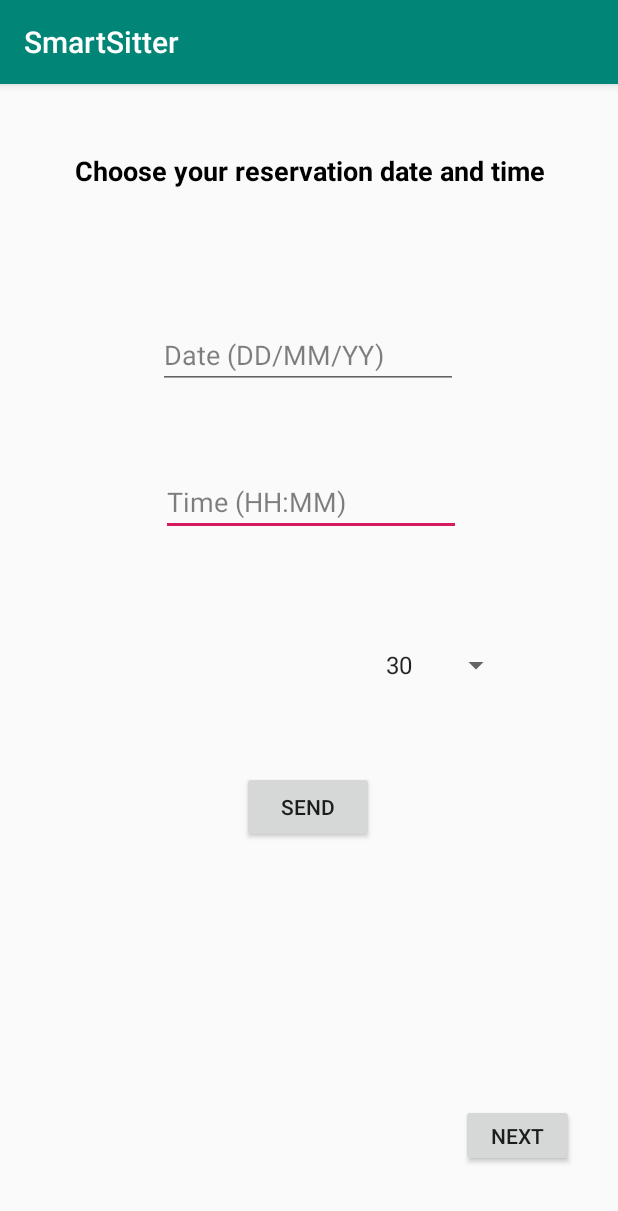
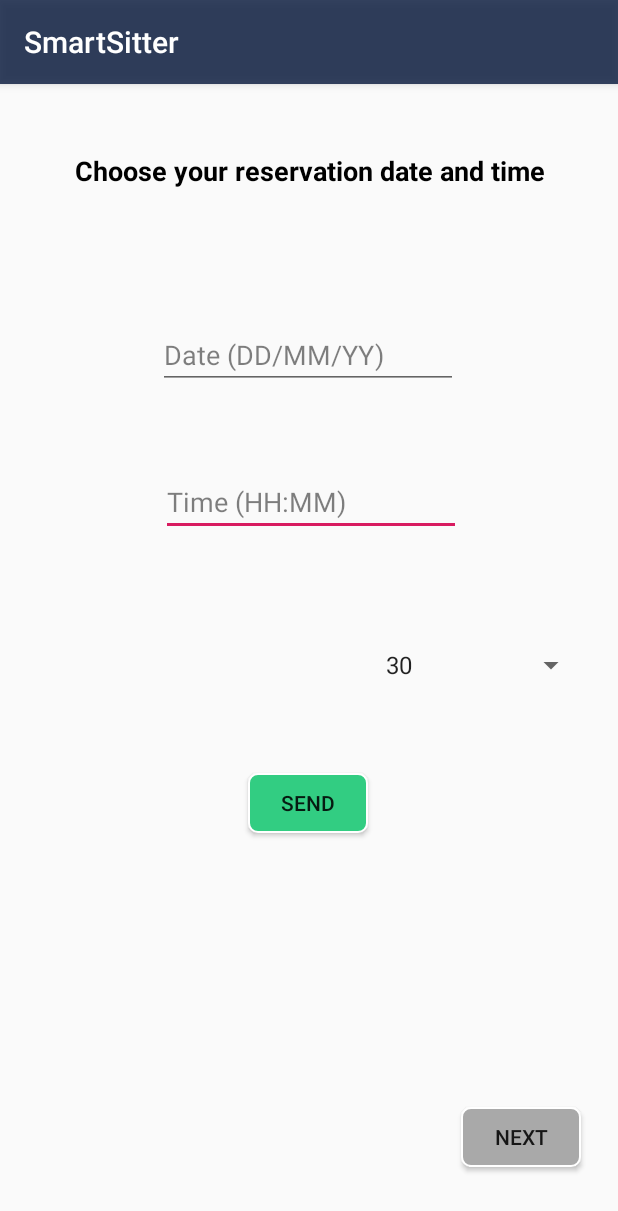
Before and after one commit to LilachGr/SmartSitterProject, an Android app: the ReservationFirstStepActivity screen opened directly, with no data from a screen before it, on a phone screen of 412 x 824 dp. Shown: the top 1211 px of the screen. Run offline under Robolectric (Android 15) with nearby library versions, the light colour scheme and no system bars; libraries missing offline, so code that uses them is left out: com.fasterxml.jackson, kotlin.reflect.jvm.

Commit message:
change buttons design

```diff
--- a/SmartSitterClient/app/src/main/java/com/example/smartsitterclient/ReservationLayoutLab.kt
+++ b/SmartSitterClient/app/src/main/java/com/example/smartsitterclient/ReservationLayoutLab.kt
@@ -36,7 +36,7 @@ class ReservationLayoutLab : AppCompatActivity(), View.OnClickListener {
 
 
     private fun functionPerChair(chairId: String, localViewChosenChairId: TextView) {
-        val temp = "chosen chair: $chairId"
+        val temp = ", chosen chair: $chairId"
         localViewChosenChairId.text = temp
     }
 
--- /dev/null
+++ b/SmartSitterClient/app/src/main/res/drawable/next_button_default.xml
@@ -0,0 +1,8 @@
+<?xml version="1.0" encoding="utf-8"?>
+<shape xmlns:android="http://schemas.android.com/apk/res/android"
+    android:shape="rectangle">
+    <solid android:color="#A9A9A9"/>
+    <size android:height="80dp" android:width="40dp"/>
+    <corners android:radius="6dp"/>
+    <stroke android:width="1dp" android:color="#ffff"/>
+</shape>
--- /dev/null
+++ b/SmartSitterClient/app/src/main/res/drawable/next_custom_button.xml
@@ -0,0 +1,4 @@
+<?xml version="1.0" encoding="utf-8"?>
+<selector xmlns:android="http://schemas.android.com/apk/res/android">
+    <item android:drawable="@drawable/next_button_default" />
+</selector>
--- /dev/null
+++ b/SmartSitterClient/app/src/main/res/drawable/send_button_default.xml
@@ -0,0 +1,8 @@
+<?xml version="1.0" encoding="utf-8"?>
+<shape xmlns:android="http://schemas.android.com/apk/res/android"
+    android:shape="rectangle">
+    <solid android:color="#32CD82"/>
+    <size android:height="80dp" android:width="40dp"/>
+    <corners android:radius="6dp"/>
+    <stroke android:width="1dp" android:color="#ffff"/>
+</shape>
--- /dev/null
+++ b/SmartSitterClient/app/src/main/res/drawable/send_custom_button.xml
@@ -0,0 +1,4 @@
+<?xml version="1.0" encoding="utf-8"?>
+<selector xmlns:android="http://schemas.android.com/apk/res/android">
+    <item android:drawable="@drawable/send_button_default" />
+</selector>
--- a/SmartSitterClient/app/src/main/res/layout/activity_main.xml
+++ b/SmartSitterClient/app/src/main/res/layout/activity_main.xml
@@ -25,8 +25,9 @@
 
     <Button
             android:text="@string/reservation"
-            android:layout_width="wrap_content"
-            android:layout_height="wrap_content"
+            android:layout_width="120dp"
+            android:layout_height="40dp"
+            android:background="@drawable/send_custom_button"
             android:textAlignment="center"
             android:id="@+id/button1" app:layout_constraintTop_toTopOf="parent"
             android:layout_marginTop="539dp" android:layout_marginEnd="157dp" android:layout_marginRight="157dp"
--- a/SmartSitterClient/app/src/main/res/layout/activity_reservation_first_step.xml
+++ b/SmartSitterClient/app/src/main/res/layout/activity_reservation_first_step.xml
@@ -53,7 +53,7 @@
             app:layout_constraintVertical_bias="1.0"/>
 
     <Spinner
-            android:layout_width="100dp"
+            android:layout_width="150dp"
             android:layout_height="wrap_content"
             android:id="@+id/spinner_duration_layout"
             android:layout_marginEnd="96dp" android:layout_marginRight="96dp"
@@ -76,8 +76,10 @@
             app:layout_constraintVertical_bias="0.12"/>
     <Button
             android:id="@+id/send_reservation"
-            android:layout_width="wrap_content"
-            android:layout_height="wrap_content"
+            android:layout_width="80dp"
+            android:layout_height="40dp"
+            android:background="@drawable/send_custom_button"
+            android:textAlignment="center"
             android:text="@string/send"
             app:layout_constraintTop_toTopOf="parent"
             android:layout_marginTop="429dp" app:layout_constraintStart_toStartOf="parent"
@@ -99,8 +101,10 @@
             app:layout_constraintHorizontal_bias="0.5"/>
     <Button
             android:id="@+id/next_button"
-            android:layout_width="75dp"
-            android:layout_height="42dp"
+            android:layout_width="80dp"
+            android:layout_height="40dp"
+            android:background="@drawable/next_custom_button"
+            android:textAlignment="center"
             android:text="@string/next"
             app:layout_constraintStart_toStartOf="parent"
             android:layout_marginLeft="307dp" android:layout_marginStart="307dp"
--- a/SmartSitterClient/app/src/main/res/values/colors.xml
+++ b/SmartSitterClient/app/src/main/res/values/colors.xml
@@ -4,4 +4,5 @@
     <color name="colorPrimaryDark">#00574B</color>
     <color name="colorAccent">#D81B60</color>
     <color name="black">#000000</color>
+    <color name="colorAppBar">#D8122345</color>
 </resources>
--- a/SmartSitterClient/app/src/main/res/values/strings.xml
+++ b/SmartSitterClient/app/src/main/res/values/strings.xml
@@ -20,7 +20,7 @@
     <string name="title_reservation_first_step">Choose your reservation date and time</string>
     <string name="sign_in">Sign in</string>
     <string name="registration_to_the_app">Registration to the app</string>
-    <string name="building_room">building: 604, room: 202, quite class</string>
+    <string name="building_room">building: 604, room: 202</string>
     <string name="todo">TODO</string>
     <string name="_1">1</string>
     <string name="_2">2</string>
--- a/SmartSitterClient/app/src/main/res/values/styles.xml
+++ b/SmartSitterClient/app/src/main/res/values/styles.xml
@@ -3,8 +3,8 @@
     <!-- Base application theme. -->
     <style name="AppTheme" parent="Theme.AppCompat.Light.DarkActionBar">
         <!-- Customize your theme here. -->
-        <item name="colorPrimary">@color/colorPrimary</item>
-        <item name="colorPrimaryDark">@color/colorPrimaryDark</item>
+        <item name="colorPrimary">@color/colorAppBar</item>
+        <item name="colorPrimaryDark">@color/colorAppBar</item>
         <item name="colorAccent">@color/colorAccent</item>
     </style>
 
```
Also changed, not shown: SmartSitterClient/app/src/main/res/layout/activity_login_page.xml (+8 -4 lines), SmartSitterClient/app/src/main/res/layout/activity_reservation_layout_lab.xml (+22 -17 lines), SmartSitterClient/app/src/main/res/layout/activity_sign_in.xml (+9 -5 lines).
